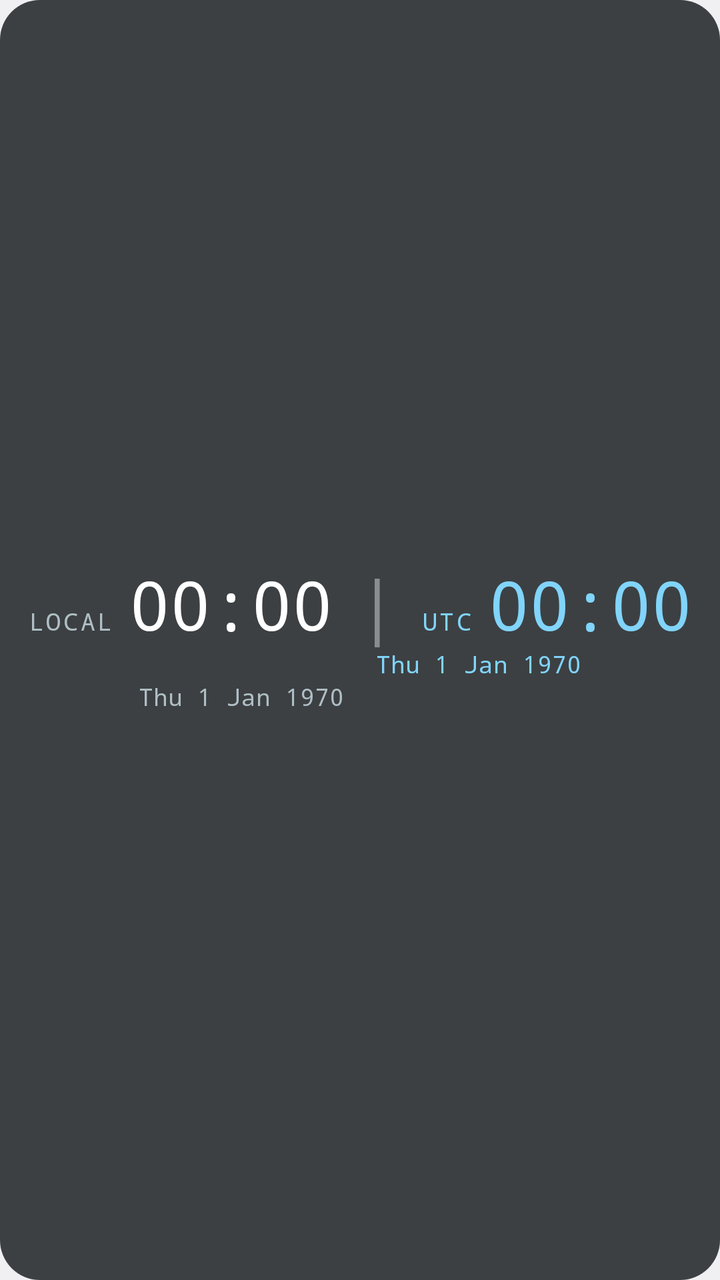
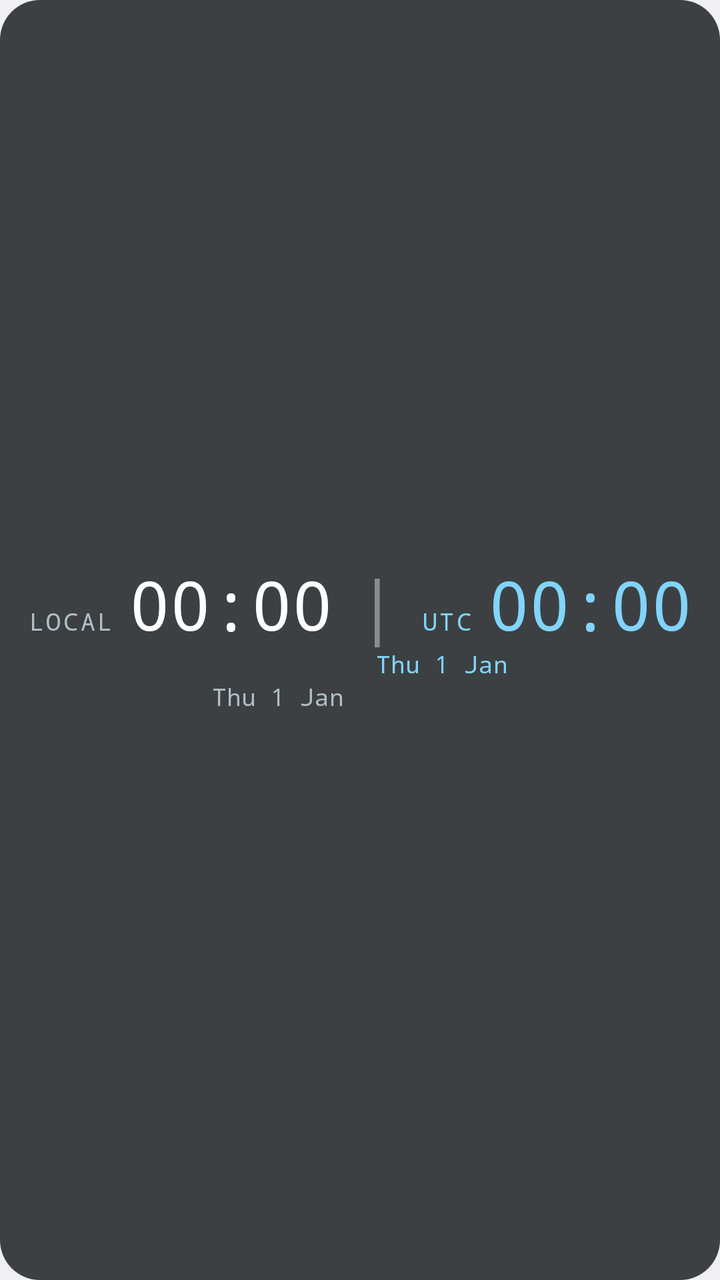

Two renders of the same Android screen: before a commit and after it. Below are the layout's source before the change and the commit's diff.
<!-- AndroidManifest.xml: application theme AppTheme -->
<!-- res/layout/widget_pipe_mono.xml -->
<?xml version="1.0" encoding="utf-8"?>
<LinearLayout xmlns:android="http://schemas.android.com/apk/res/android" android:id="@+id/root" android:layout_width="match_parent" android:layout_height="match_parent" android:background="@drawable/widget_bg" android:gravity="center" android:orientation="vertical" android:padding="14dp">
<LinearLayout android:layout_width="wrap_content" android:layout_height="wrap_content" android:orientation="horizontal" android:baselineAligned="true" >
<TextView android:id="@+id/label_local" android:layout_width="wrap_content" android:layout_height="wrap_content"
    android:fontFamily="monospace" android:letterSpacing="0.1" android:text="@string/label_local"
    android:textColor="#B0BEC5" android:textSize="12sp" android:layout_marginEnd="8dp"/>
<TextClock android:id="@+id/clock_local" android:layout_width="wrap_content" android:layout_height="wrap_content"
    android:fontFamily="monospace" android:format12Hour="HH:mm" android:format24Hour="HH:mm" android:includeFontPadding="false" android:maxLines="1"
    android:textColor="#FFFFFF" android:textSize="34sp"  />
<TextView android:id="@+id/pipe" android:layout_width="wrap_content" android:layout_height="wrap_content" android:layout_marginStart="12dp" android:layout_marginEnd="12dp" android:fontFamily="monospace" android:includeFontPadding="false" android:text="|" android:textColor="#66FFFFFF" android:textSize="34sp" />
<TextView android:id="@+id/label_utc" android:layout_width="wrap_content" android:layout_height="wrap_content"
    android:fontFamily="monospace" android:letterSpacing="0.1" android:text="@string/label_utc"
    android:textColor="#81D4FA" android:textSize="12sp" android:layout_marginEnd="8dp"/>
<TextClock android:id="@+id/clock_utc" android:layout_width="wrap_content" android:layout_height="wrap_content"
    android:fontFamily="monospace" android:format12Hour="HH:mm" android:format24Hour="HH:mm" android:includeFontPadding="false" android:maxLines="1"
    android:textColor="#81D4FA" android:textSize="34sp" android:timeZone="UTC" />
</LinearLayout>
<LinearLayout android:layout_width="wrap_content" android:layout_height="wrap_content" android:orientation="horizontal" android:baselineAligned="true" android:layout_marginTop="2dp">
<LinearLayout android:layout_width="wrap_content" android:layout_height="wrap_content" android:orientation="vertical" >
<TextView android:id="@+id/zone_local" android:layout_width="wrap_content" android:layout_height="wrap_content"
    android:fontFamily="monospace" android:textColor="#B0BEC5" android:textSize="12sp" />
<TextClock android:id="@+id/date_local" android:layout_width="wrap_content" android:layout_height="wrap_content"
    android:fontFamily="monospace" android:format12Hour="EEE d MMM yyyy" android:format24Hour="EEE d MMM yyyy" android:includeFontPadding="false" android:maxLines="1"
    android:textColor="#B0BEC5" android:textSize="12sp"  />
</LinearLayout>
<TextClock android:layout_marginStart="16dp" android:id="@+id/date_utc" android:layout_width="wrap_content" android:layout_height="wrap_content"
    android:fontFamily="monospace" android:format12Hour="EEE d MMM yyyy" android:format24Hour="EEE d MMM yyyy" android:includeFontPadding="false" android:maxLines="1"
    android:textColor="#81D4FA" android:textSize="12sp" android:timeZone="UTC" />
</LinearLayout>
</LinearLayout>
<!-- resources referenced by this layout -->
<resources>
  <!-- drawable widget_bg (drawable) -->
  <?xml version="1.0" encoding="utf-8"?>
  <shape xmlns:android="http://schemas.android.com/apk/res/android" android:shape="rectangle">
      <solid android:color="#CC101418" />
      <corners android:radius="20dp" />
  </shape>
  <string name="label_local">LOCAL</string>
  <string name="label_utc">UTC</string>
  <style name="AppTheme" parent="@android:style/Theme.DeviceDefault.Light.NoActionBar" />
</resources>

<!-- the commit's change to res/layout/widget_pipe_mono.xml (unified diff, before → after) -->
@@ -20,11 +20,11 @@
 <TextView android:id="@+id/zone_local" android:layout_width="wrap_content" android:layout_height="wrap_content"
     android:fontFamily="monospace" android:textColor="#B0BEC5" android:textSize="12sp" />
 <TextClock android:id="@+id/date_local" android:layout_width="wrap_content" android:layout_height="wrap_content"
-    android:fontFamily="monospace" android:format12Hour="EEE d MMM yyyy" android:format24Hour="EEE d MMM yyyy" android:includeFontPadding="false" android:maxLines="1"
+    android:fontFamily="monospace" android:format12Hour="EEE d MMM" android:format24Hour="EEE d MMM" android:includeFontPadding="false" android:maxLines="1"
     android:textColor="#B0BEC5" android:textSize="12sp"  />
 </LinearLayout>
 <TextClock android:layout_marginStart="16dp" android:id="@+id/date_utc" android:layout_width="wrap_content" android:layout_height="wrap_content"
-    android:fontFamily="monospace" android:format12Hour="EEE d MMM yyyy" android:format24Hour="EEE d MMM yyyy" android:includeFontPadding="false" android:maxLines="1"
+    android:fontFamily="monospace" android:format12Hour="EEE d MMM" android:format24Hour="EEE d MMM" android:includeFontPadding="false" android:maxLines="1"
     android:textColor="#81D4FA" android:textSize="12sp" android:timeZone="UTC" />
 </LinearLayout>
 </LinearLayout>
